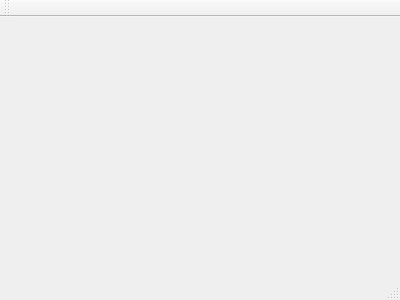
This is mainwindow.ui in RuCode/SecretKeeper as Qt 5 draws it before an edit. The edited form follows.
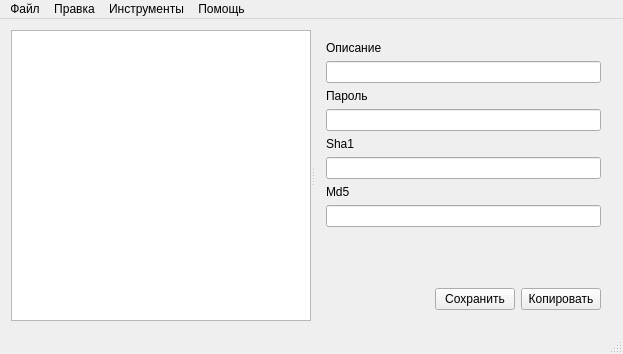
This is the edited form. Icons and pictures are not drawn. Custom widgets are drawn as their Qt base class.

The edit to the form file:
```diff
--- a/mainwindow.ui
+++ b/mainwindow.ui
@@ -1,24 +1,322 @@
 <ui version="4.0">
  <class>MainWindow</class>
- <widget class="QMainWindow" name="MainWindow" >
-  <property name="geometry" >
+ <widget class="QMainWindow" name="MainWindow">
+  <property name="geometry">
    <rect>
     <x>0</x>
     <y>0</y>
-    <width>400</width>
-    <height>300</height>
+    <width>623</width>
+    <height>354</height>
    </rect>
   </property>
   <property name="windowTitle" >
    <string>MainWindow</string>
   </property>
-  <widget class="QMenuBar" name="menuBar" />
-  <widget class="QToolBar" name="mainToolBar" />
-  <widget class="QWidget" name="centralWidget" />
-  <widget class="QStatusBar" name="statusBar" />
+  <property name="windowIcon">
+   <iconset resource="res.qrc">
+    <normaloff>:/image/window/image/main.png</normaloff>:/image/window/image/main.png</iconset>
+  </property>
+  <widget class="QWidget" name="centralWidget">
+   <layout class="QGridLayout" name="gridLayout">
+    <item row="1" column="0">
+     <widget class="QSplitter" name="splitter">
+      <property name="orientation">
+       <enum>Qt::Horizontal</enum>
+      </property>
+      <widget class="QVectorTreeWidget" name="treeWidget">
+       <property name="maximumSize">
+        <size>
+         <width>300</width>
+         <height>16777215</height>
+        </size>
+       </property>
+       <property name="columnCount">
+        <number>1</number>
+       </property>
+       <attribute name="headerVisible">
+        <bool>false</bool>
+       </attribute>
+       <attribute name="headerDefaultSectionSize">
+        <number>70</number>
+       </attribute>
+       <column>
+        <property name="text">
+         <string>Text</string>
+        </property>
+       </column>
+      </widget>
+      <widget class="QWidget" name="verticalLayoutWidget">
+       <layout class="QVBoxLayout" name="verticalLayout">
+        <item>
+         <widget class="QLabel" name="label_1">
+          <property name="text">
+           <string>Описание</string>
+          </property>
+         </widget>
+        </item>
+        <item>
+         <widget class="QLineEdit" name="lineEdit_Desc"/>
+        </item>
+        <item>
+         <widget class="QLabel" name="label_2">
+          <property name="text">
+           <string>Пароль</string>
+          </property>
+         </widget>
+        </item>
+        <item>
+         <widget class="QLineEdit" name="lineEdit_Passwd"/>
+        </item>
+        <item>
+         <widget class="QLabel" name="label_3">
+          <property name="text">
+           <string>Sha1</string>
+          </property>
+         </widget>
+        </item>
+        <item>
+         <widget class="QLineEdit" name="lineEdit_Sha">
+          <property name="readOnly">
+           <bool>true</bool>
+          </property>
+         </widget>
+        </item>
+        <item>
+         <widget class="QLabel" name="label_4">
+          <property name="text">
+           <string>Md5</string>
+          </property>
+         </widget>
+        </item>
+        <item>
+         <widget class="QLineEdit" name="lineEdit_md">
+          <property name="readOnly">
+           <bool>true</bool>
+          </property>
+         </widget>
+        </item>
+        <item>
+         <spacer name="verticalSpacer">
+          <property name="orientation">
+           <enum>Qt::Vertical</enum>
+          </property>
+          <property name="sizeType">
+           <enum>QSizePolicy::Expanding</enum>
+          </property>
+          <property name="sizeHint" stdset="0">
+           <size>
+            <width>20</width>
+            <height>40</height>
+           </size>
+          </property>
+         </spacer>
+        </item>
+        <item>
+         <layout class="QHBoxLayout" name="horizontalLayout">
+          <item>
+           <spacer name="horizontalSpacer">
+            <property name="orientation">
+             <enum>Qt::Horizontal</enum>
+            </property>
+            <property name="sizeHint" stdset="0">
+             <size>
+              <width>40</width>
+              <height>20</height>
+             </size>
+            </property>
+           </spacer>
+          </item>
+          <item>
+           <widget class="QPushButton" name="pushButton_Save">
+            <property name="text">
+             <string>Сохранить</string>
+            </property>
+           </widget>
+          </item>
+          <item>
+           <widget class="QPushButton" name="pushButton">
+            <property name="text">
+             <string>Копировать</string>
+            </property>
+           </widget>
+          </item>
+         </layout>
+        </item>
+       </layout>
+      </widget>
+     </widget>
+    </item>
+   </layout>
+  </widget>
+  <widget class="QStatusBar" name="statusBar"/>
+  <widget class="QMenuBar" name="menuBar">
+   <property name="geometry">
+    <rect>
+     <x>0</x>
+     <y>0</y>
+     <width>623</width>
+     <height>25</height>
+    </rect>
+   </property>
+   <widget class="QMenu" name="menuFile">
+    <property name="title">
+     <string>Файл</string>
+    </property>
+    <addaction name="actionNewjail"/>
+    <addaction name="separator"/>
+    <addaction name="actionOpen"/>
+    <addaction name="actionSave"/>
+    <addaction name="actionSave_as"/>
+    <addaction name="separator"/>
+    <addaction name="actionClose"/>
+   </widget>
+   <widget class="QMenu" name="menuEdit">
+    <property name="title">
+     <string>Правка</string>
+    </property>
+    <addaction name="actionNewRoot"/>
+    <addaction name="separator"/>
+    <addaction name="actionNewChild"/>
+    <addaction name="actionSaveChild"/>
+    <addaction name="actionDeleteItem"/>
+    <addaction name="separator"/>
+    <addaction name="actionCopyToClipbrd"/>
+   </widget>
+   <widget class="QMenu" name="menuTools">
+    <property name="title">
+     <string>Инструменты</string>
+    </property>
+    <addaction name="actionGenHardPass"/>
+    <addaction name="actionGenEasyPass"/>
+    <addaction name="separator"/>
+    <addaction name="actionGetMD4"/>
+    <addaction name="actionGetMD5"/>
+    <addaction name="actionGetSha1"/>
+   </widget>
+   <widget class="QMenu" name="menuHelp">
+    <property name="title">
+     <string>Помощь</string>
+    </property>
+    <addaction name="actionAboutQt"/>
+    <addaction name="actionAbout"/>
+    <addaction name="separator"/>
+    <addaction name="actionSendEmail"/>
+   </widget>
+   <addaction name="menuFile"/>
+   <addaction name="menuEdit"/>
+   <addaction name="menuTools"/>
+   <addaction name="menuHelp"/>
+  </widget>
+  <action name="actionNewjail">
+   <property name="text">
+    <string>Создать хранилище</string>
+   </property>
+  </action>
+  <action name="actionOpen">
+   <property name="text">
+    <string>Открыть</string>
+   </property>
+  </action>
+  <action name="actionSave">
+   <property name="text">
+    <string>Сохранить</string>
+   </property>
+  </action>
+  <action name="actionSave_as">
+   <property name="text">
+    <string>Сохранить как...</string>
+   </property>
+  </action>
+  <action name="actionClose">
+   <property name="text">
+    <string>Выход</string>
+   </property>
+  </action>
+  <action name="actionNewRoot">
+   <property name="text">
+    <string>Создать раздел</string>
+   </property>
+  </action>
+  <action name="actionNewChild">
+   <property name="text">
+    <string>Создать запись</string>
+   </property>
+  </action>
+  <action name="actionSaveChild">
+   <property name="text">
+    <string>Сохранить изменения</string>
+   </property>
+  </action>
+  <action name="actionDeleteItem">
+   <property name="text">
+    <string>Удалить</string>
+   </property>
+  </action>
+  <action name="actionCopyToClipbrd">
+   <property name="text">
+    <string>Копировать в буфер обмена</string>
+   </property>
+  </action>
+  <action name="actionAboutQt">
+   <property name="text">
+    <string>О Qt5</string>
+   </property>
+  </action>
+  <action name="actionAbout">
+   <property name="text">
+    <string>О программе...</string>
+   </property>
+  </action>
+  <action name="actionGenHardPass">
+   <property name="text">
+    <string>Сгенерировать сложный пароль</string>
+   </property>
+  </action>
+  <action name="actionGenEasyPass">
+   <property name="text">
+    <string>Сгенерировать лёгкий пароль</string>
+   </property>
+  </action>
+  <action name="actionGetMD5">
+   <property name="text">
+    <string>Получить хеш MD5 </string>
+   </property>
+   <property name="toolTip">
+    <string>Получить хеш MD5</string>
+   </property>
+  </action>
+  <action name="actionGetSha1">
+   <property name="text">
+    <string>Получить хеш Sha1</string>
+   </property>
+   <property name="toolTip">
+    <string>Получить хеш Sha1</string>
+   </property>
+  </action>
+  <action name="actionGetMD4">
+   <property name="text">
+    <string>Получить хеш MD4</string>
+   </property>
+  </action>
+  <action name="actionSendEmail">
+   <property name="text">
+    <string>Сообщить о проблеме...</string>
+   </property>
+  </action>
  </widget>
- <layoutDefault spacing="6" margin="11" />
- <pixmapfunction></pixmapfunction>
- <resources/>
+ <layoutdefault spacing="6" margin="11"/>
+ <customwidgets>
+  <customwidget>
+   <class>QVectorTreeWidget</class>
+   <extends>QTreeWidget</extends>
+   <header>qvectortreewidget.h</header>
+   <slots>
+    <signal>canDestroy()</signal>
+   </slots>
+  </customwidget>
+ </customwidgets>
+ <resources>
+  <include location="res.qrc"/>
+ </resources>
  <connections/>
 </ui>
```
Left out of the diff: 5 changed lines with no effect on the pictures.
